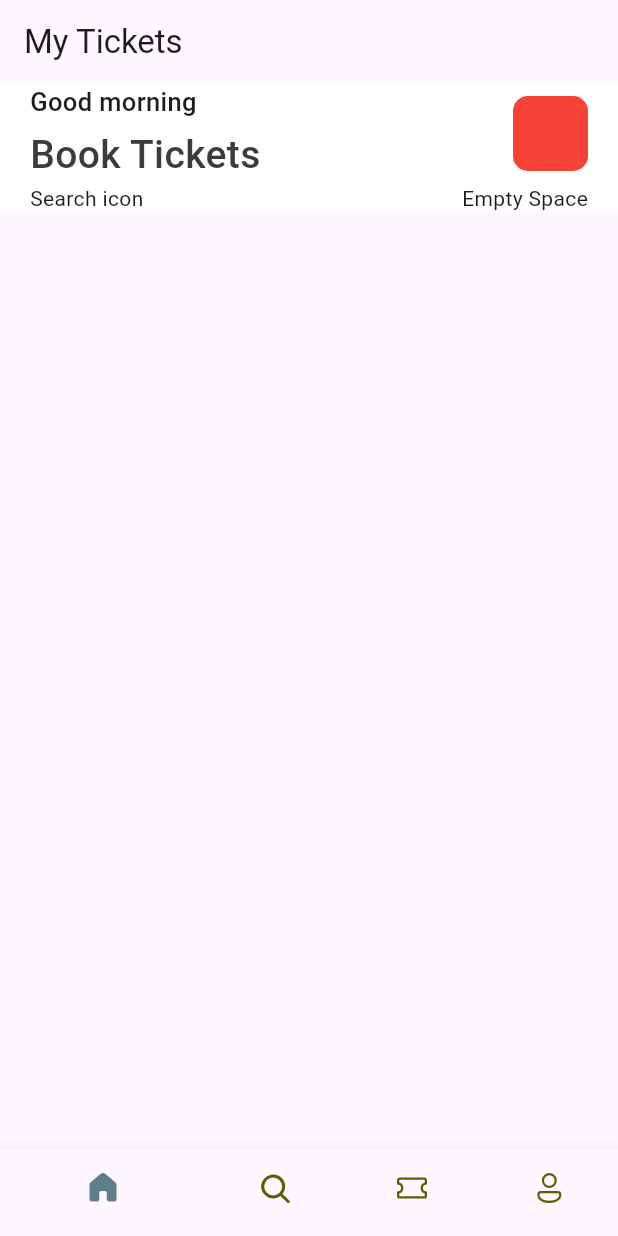
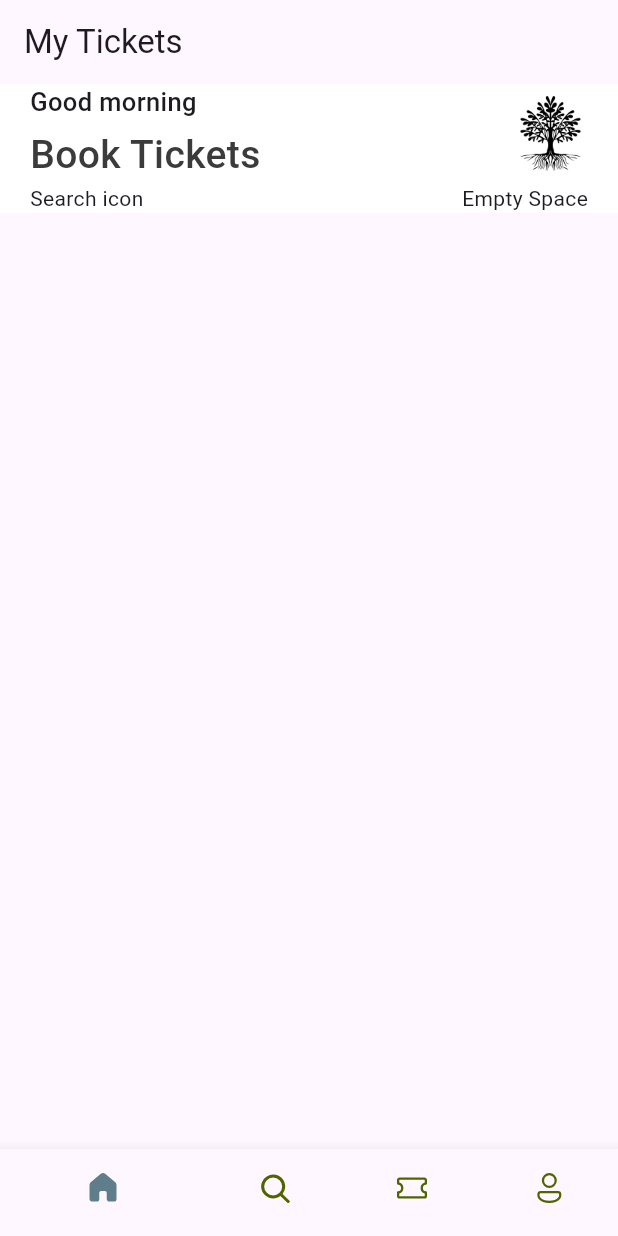
Before and after one commit to GuitherezDika/ticket_app, a Flutter app: the screen it shows after launch, on a phone screen of 412 x 824 dp. Run offline on Flutter 3.47's test engine with Material 3 defaults, Android fonts, the phone set to English and light mode, and no system bars; our stand-ins replace fluentui_icons.

```diff
--- /dev/null
+++ b/lib/base/res/media.dart
@@ -0,0 +1,5 @@
+class AppMedia {
+  static const _baseImage = "assets/images";
+  // _ = hanya bisa di akses oleh class AppMedia;
+  static const logo = "$_baseImage/logo.png.png";
+}
--- a/lib/screen/home_screen.dart
+++ b/lib/screen/home_screen.dart
@@ -1,4 +1,5 @@
 import 'package:flutter/material.dart';
+import 'package:ticket_app/base/res/media.dart';
 import 'package:ticket_app/base/res/styles/app_styles.dart';
 
 class HomeScreen extends StatelessWidget {
@@ -49,7 +50,9 @@ class HomeScreen extends StatelessWidget {
                       height: 50,
                       decoration:  BoxDecoration(
                         borderRadius: BorderRadius.circular(10),
-                        color: Colors.red
+                        image: const DecorationImage(
+                          image: AssetImage(AppMedia.logo)
+                        )
                       ),
                     )
                   ],
--- a/pubspec.yaml
+++ b/pubspec.yaml
@@ -60,8 +60,9 @@ flutter:
   uses-material-design: true
 
   # To add assets to your application, add an assets section, like this:
+  # HARUS DI ENABLE TUK AKTIFKAN IMAGE
   assets:
-    - assets/images
+    - assets/images/
   #   - images/a_dot_ham.jpeg
 
   # An image asset can refer to one or more resolution-specific "variants", see
```
Also changed, not shown: assets/images/logo.png.png (added).
